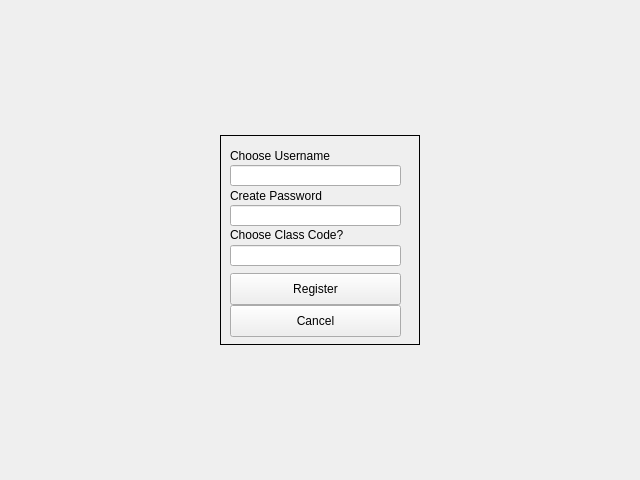
The window that Client/teachreg.ui (DatabasesWorks/Stacked_EducationalPlatform) describes before a commit, drawn with Qt 5.
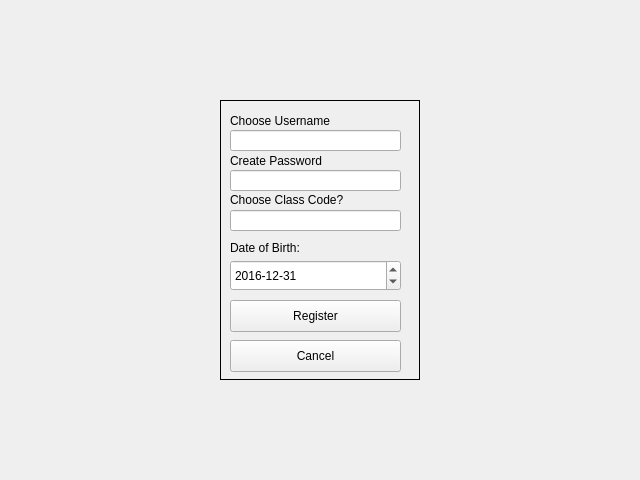
The same window after the commit.

Commit message: Added date of birth for student and teacher registration and added a new SQL file for Database

Diff of the .ui file:
```diff
--- a/Client/teachreg.ui
+++ b/Client/teachreg.ui
@@ -27,7 +27,7 @@
        <property name="minimumSize">
         <size>
          <width>200</width>
-         <height>210</height>
+         <height>280</height>
         </size>
        </property>
        <property name="autoFillBackground">
@@ -109,7 +109,7 @@
         <property name="geometry">
          <rect>
           <x>10</x>
-          <y>138</y>
+          <y>200</y>
           <width>171</width>
           <height>32</height>
          </rect>
@@ -122,7 +122,7 @@
         <property name="geometry">
          <rect>
           <x>10</x>
-          <y>170</y>
+          <y>240</y>
           <width>171</width>
           <height>32</height>
          </rect>
@@ -131,6 +131,39 @@
          <string>Cancel</string>
         </property>
        </widget>
+       <widget class="QDateEdit" name="dobEntry">
+        <property name="geometry">
+         <rect>
+          <x>10</x>
+          <y>160</y>
+          <width>171</width>
+          <height>31</height>
+         </rect>
+        </property>
+        <property name="displayFormat">
+         <string>yyyy-MM-dd</string>
+        </property>
+        <property name="date">
+         <date>
+          <year>2016</year>
+          <month>12</month>
+          <day>31</day>
+         </date>
+        </property>
+       </widget>
+       <widget class="QLabel" name="classLabel_2">
+        <property name="geometry">
+         <rect>
+          <x>10</x>
+          <y>140</y>
+          <width>151</width>
+          <height>16</height>
+         </rect>
+        </property>
+        <property name="text">
+         <string>Date of Birth:</string>
+        </property>
+       </widget>
       </widget>
      </item>
     </layout>
```
The commit also changes 6 other files.
